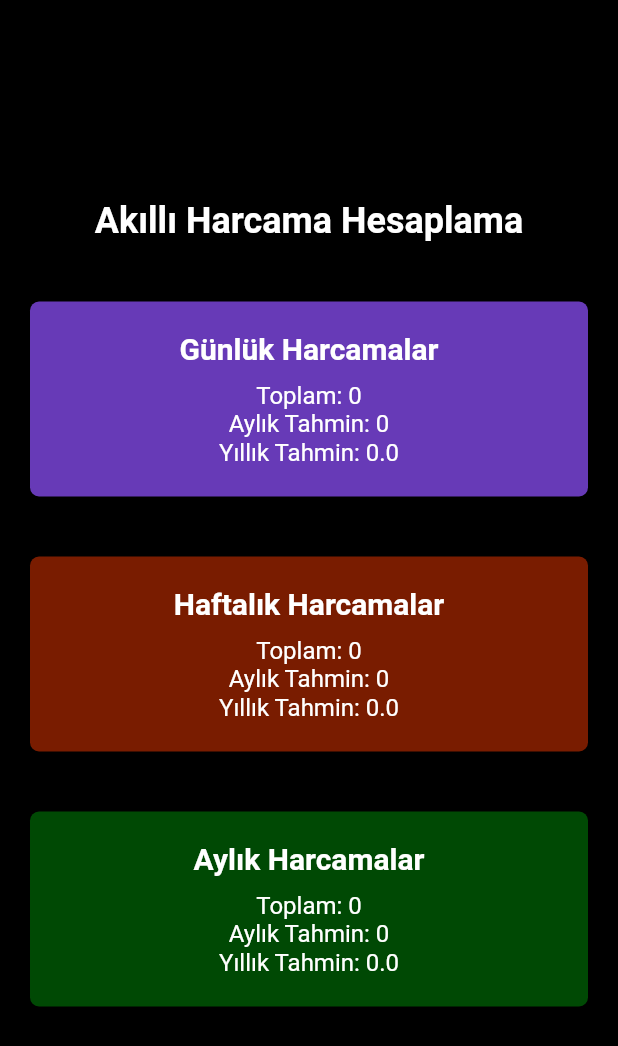
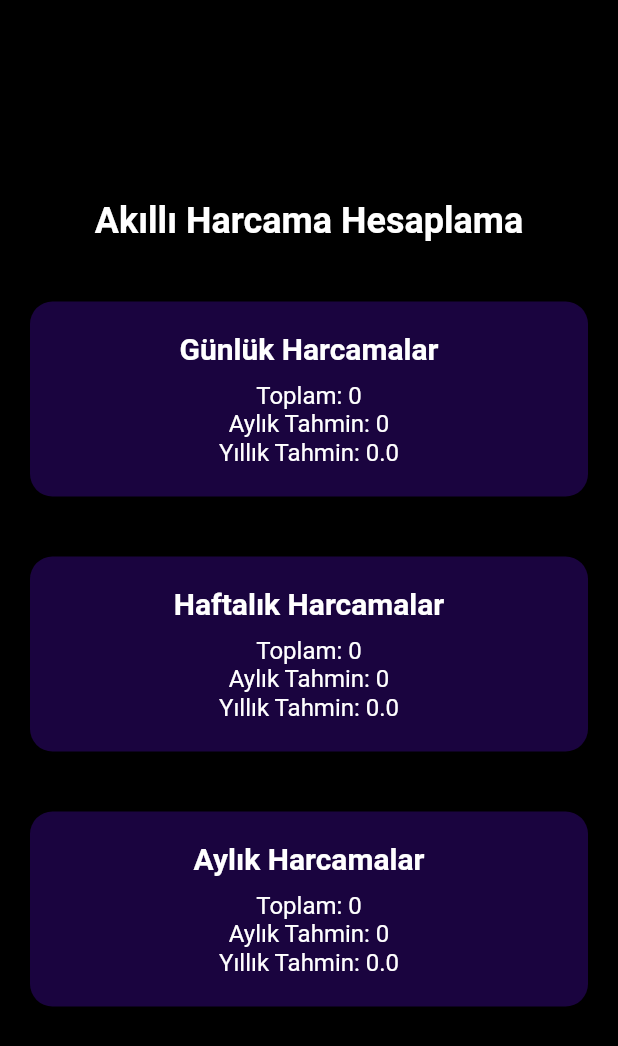
Before and after one commit to BatuhanSatilmis/Penny-Smart-Wallet, a Flutter app: the Calculation screen opened directly, on a phone screen of 412 x 824 dp. Shown: the top 1046 px of the screen. Run offline on Flutter 3.47's test engine with Material 2 defaults, Android fonts, the light colour scheme and no system bars; our stand-ins replace animate_do, hive, hive_flutter, image_picker, ionicons, syncfusion_flutter_charts; accounts and stored records are empty.

Commit message:
style 🎨 : calculation style

```diff
--- a/penny_smart_wallet_app/lib/Screens/calculation.dart
+++ b/penny_smart_wallet_app/lib/Screens/calculation.dart
@@ -105,7 +105,7 @@ class _CalculationWidgetState extends State<Calculation> {
         calculateYearlyEstimate(monthlyTotalMonth, currentMonth);
 
     return Scaffold(
-      backgroundColor: Colors.black, // Arka planı siyah yapın
+      backgroundColor: Colors.black,
       body: Center(
         child: Column(
           mainAxisAlignment: MainAxisAlignment.center,
@@ -115,7 +115,7 @@ class _CalculationWidgetState extends State<Calculation> {
               style: TextStyle(
                 fontSize: 24,
                 fontWeight: FontWeight.bold,
-                color: Colors.white, // Metin rengini beyaz yapın
+                color: Colors.white,
               ),
             ),
             SizedBox(height: 20),
@@ -127,22 +127,19 @@ class _CalculationWidgetState extends State<Calculation> {
                     total: totalToday,
                     monthlyEstimate: monthlyTotalToday,
                     yearlyEstimate: yearlyTotalToday,
-                  cardColor: Colors.deepPurple,
-                ),
+                    cardColor: Color.fromARGB(255, 26, 4, 63)),
                 DataCard(
                     title: "Haftalık Harcamalar",
                     total: totalWeek,
                     monthlyEstimate: monthlyTotalWeek,
                     yearlyEstimate: yearlyTotalWeek,
-                  cardColor: Color.fromARGB(255, 121, 28, 0),
-                ),
+                    cardColor: Color.fromARGB(255, 26, 4, 63)),
                 DataCard(
                     title: "Aylık Harcamalar",
                     total: totalMonth,
                     monthlyEstimate: monthlyTotalMonth,
                     yearlyEstimate: yearlyTotalMonth,
-                  cardColor: Color.fromARGB(255, 0, 73, 4),
-                ),
+                    cardColor: Color.fromARGB(255, 26, 4, 63)),
               ],
             ),
           ],
@@ -169,12 +166,12 @@ class DataCard extends StatelessWidget {
 
   @override
   Widget build(BuildContext context) {
-    return ZoomIn(
-      duration: Duration(seconds: 1), // Animasyon süresi
+    return FadeInDown(
+      duration: Duration(seconds: 1),
       child: Container(
         margin: EdgeInsets.all(20),
         decoration: BoxDecoration(
-          borderRadius: BorderRadius.circular(6),
+          borderRadius: BorderRadius.circular(15),
           gradient: LinearGradient(
             begin: Alignment.centerLeft,
             end: Alignment.centerRight,
```
Lines whose indentation alone changed are shown as unchanged.
